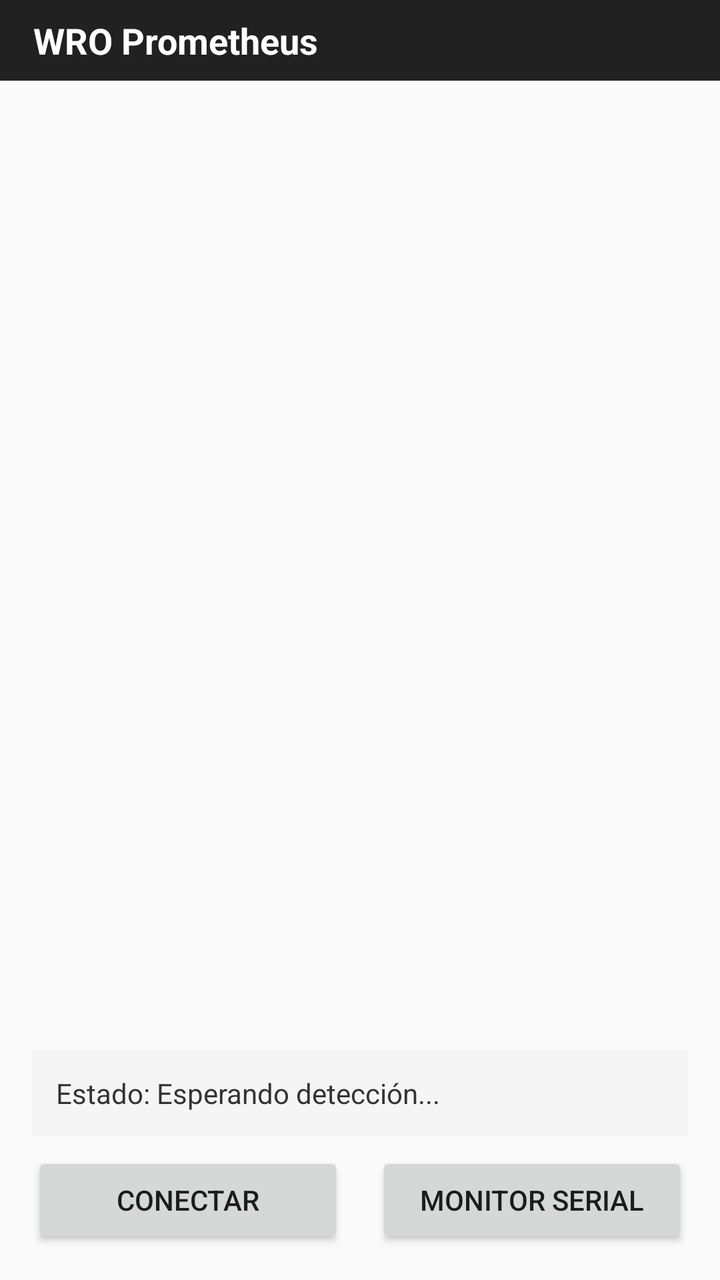
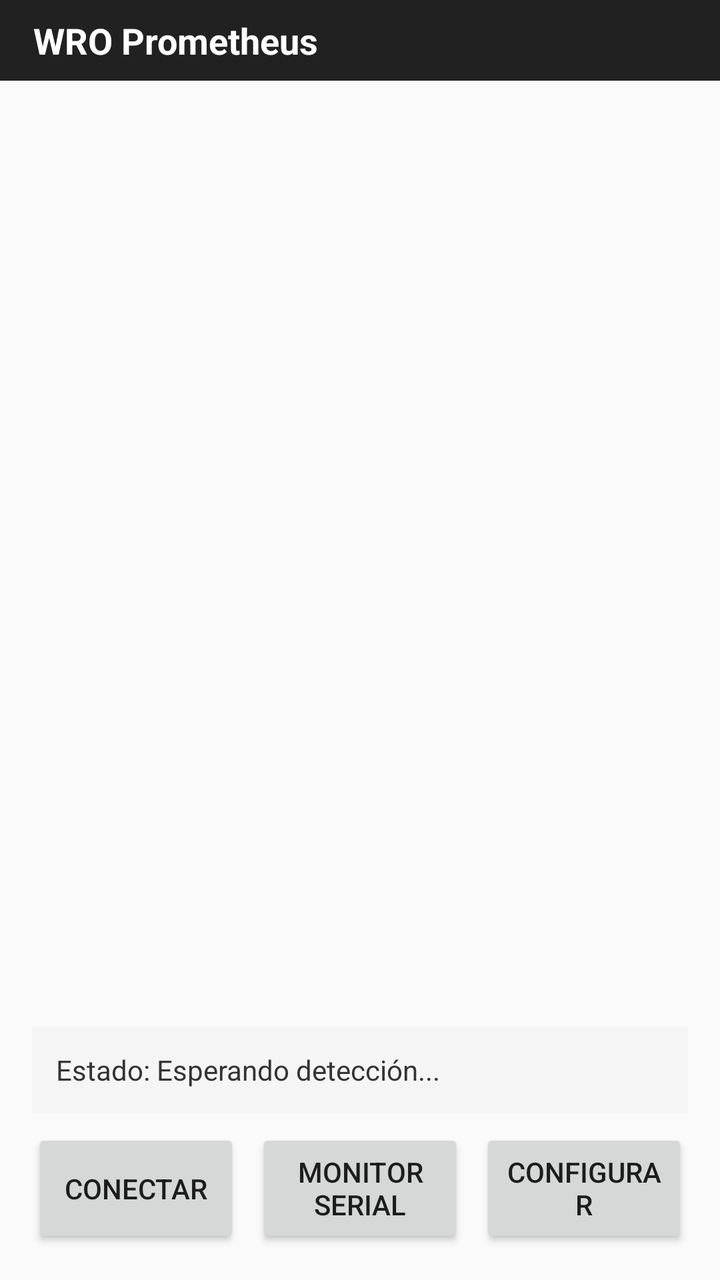

Screens rendered from an Android XML layout before and after an edit, with the pre-edit source and the edit as a unified diff.
<!-- AndroidManifest.xml: application theme Theme.AppCompat.DayNight.NoActionBar -->
<!-- res/layout/activity_main.xml -->
<?xml version="1.0" encoding="utf-8"?>
<androidx.constraintlayout.widget.ConstraintLayout xmlns:android="http://schemas.android.com/apk/res/android"
    xmlns:app="http://schemas.android.com/apk/res-auto"
    xmlns:tools="http://schemas.android.com/tools"
    android:layout_width="match_parent"
    android:layout_height="match_parent">

    <ImageView
        android:id="@+id/imageView"
        android:layout_width="0dp"
        android:layout_height="0dp"
        android:scaleType="fitCenter"
        app:layout_constraintBottom_toTopOf="@+id/tvStatus"
        app:layout_constraintEnd_toEndOf="parent"
        app:layout_constraintHorizontal_bias="0.0"
        app:layout_constraintStart_toStartOf="parent"
        app:layout_constraintTop_toTopOf="parent"
        app:layout_constraintVertical_bias="0.0" />

    <TextView
        android:id="@+id/tvTitle"
        android:layout_width="match_parent"
        android:layout_height="wrap_content"
        android:background="#212121"
        android:gravity="left"
        android:padding="8dp"
        android:text="  WRO Prometheus"
        android:textColor="@android:color/white"
        android:textSize="18sp"
        android:textStyle="bold"
        app:layout_constraintEnd_toEndOf="parent"
        app:layout_constraintStart_toStartOf="parent"
        app:layout_constraintTop_toTopOf="parent" />

    <TextView
        android:id="@+id/tvStatus"
        android:layout_width="match_parent"
        android:layout_height="wrap_content"
        android:background="#F5F5F5"
        android:maxLines="5"
        android:padding="12dp"
        android:layout_marginStart="16dp"
        android:layout_marginEnd="16dp"
        android:layout_marginBottom="8dp"
        android:scrollbars="vertical"
        android:text="Estado: Esperando detección..."
        android:textColor="#333333"
        android:textSize="14sp"
        app:layout_constraintBottom_toTopOf="@+id/buttonContainer" app:layout_constraintStart_toStartOf="parent"         app:layout_constraintEnd_toEndOf="parent"             />

    <LinearLayout
        android:id="@+id/buttonContainer"
        android:layout_width="match_parent"
        android:layout_height="wrap_content"
        android:orientation="horizontal"
        android:paddingStart="16dp"
        android:paddingEnd="16dp"
        android:paddingBottom="16dp"
        app:layout_constraintBottom_toBottomOf="parent"
        app:layout_constraintStart_toStartOf="parent"
        app:layout_constraintEnd_toEndOf="parent">

        <Button
            android:id="@+id/btnConnect"
            android:layout_width="0dp"
            android:layout_height="wrap_content"
            android:layout_marginEnd="8dp"
            android:layout_weight="1"
            android:text="Conectar" />

        <Button
            android:id="@+id/btnLedOff"
            android:layout_width="0dp"
            android:layout_height="wrap_content"
            android:layout_weight="1"
            android:text="Monitor Serial"
            android:layout_marginStart="8dp"/>

    </LinearLayout>

</androidx.constraintlayout.widget.ConstraintLayout>
<!-- resources referenced by this layout -->
<resources>

</resources>

<!-- the commit's change to res/layout/activity_main.xml (unified diff, before → after) -->
@@ -63,18 +63,27 @@
         <Button
             android:id="@+id/btnConnect"
             android:layout_width="0dp"
-            android:layout_height="wrap_content"
-            android:layout_marginEnd="8dp"
+            android:layout_height="match_parent"
+            android:layout_marginEnd="4dp"
             android:layout_weight="1"
             android:text="Conectar" />
 
         <Button
             android:id="@+id/btnLedOff"
             android:layout_width="0dp"
-            android:layout_height="wrap_content"
+            android:layout_height="match_parent"
+            android:layout_marginStart="4dp"
+            android:layout_marginEnd="4dp"
             android:layout_weight="1"
-            android:text="Monitor Serial"
-            android:layout_marginStart="8dp"/>
+            android:text="Monitor Serial" />
+
+        <Button
+            android:id="@+id/btnSettings"
+            android:layout_width="0dp"
+            android:layout_height="match_parent"
+            android:layout_weight="1"
+            android:text="Configurar"
+            android:layout_marginStart="4dp"/>
 
     </LinearLayout>
 
